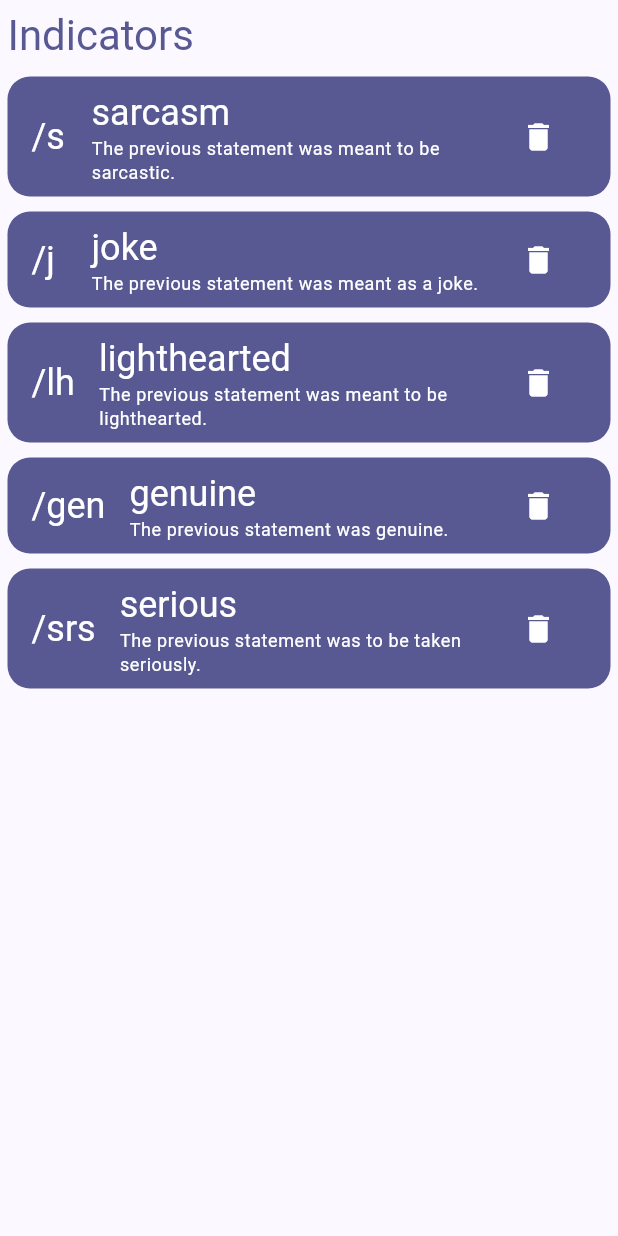
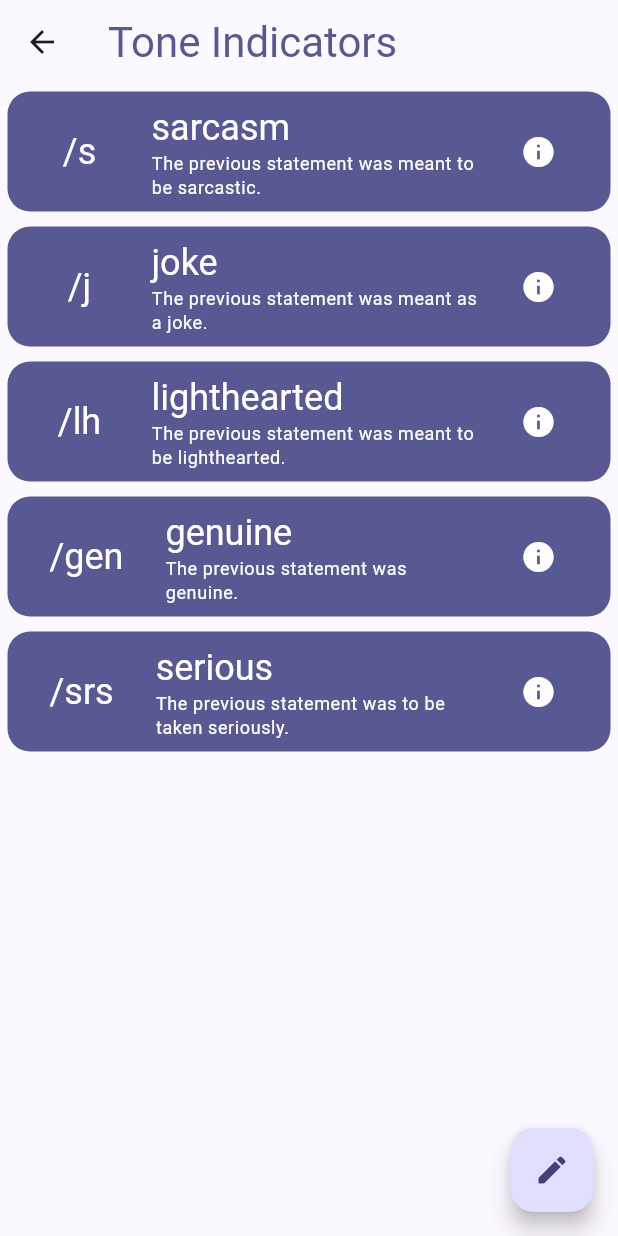
Before and after one commit to nick75g/toneindicators, a Flutter app: the screen it shows after launch, on a phone screen of 412 x 824 dp. Run offline on Flutter 3.47's test engine with Material 3 defaults, Android fonts, the phone set to English and light mode, and no system bars; our stand-ins replace sqflite; accounts and stored records are empty.

Commit message:
Major Changes
Created FullScreen, FloatingActionButton (which does something on every screen), extracted ToneCard into own Widget, started creating EditScreen

```diff
--- a/lib/main.dart
+++ b/lib/main.dart
@@ -9,7 +9,7 @@ var testData = {
   "/lh": ["lighthearted", "The previous statement was meant to be lighthearted."],
   "/gen": ["genuine", "The previous statement was genuine."],
   "/srs": ["serious", "The previous statement was to be taken seriously."]
-};
+}; //TODO: Replace with sqflite stuff
 
 void main() {
   runApp(MyApp());
@@ -36,6 +36,8 @@ class MyApp extends StatelessWidget {
 
 class MyAppState extends ChangeNotifier {
   Map indicators = testData; //replace testData with {} for test
+  var selectedIndex = 0;
+  var currentTag = "";
 
   void addIndicator(tag, name, desc) {
     indicators[tag] = [name, desc];
@@ -47,6 +49,15 @@ class MyAppState extends ChangeNotifier {
     notifyListeners();
   }
 
+  void changeIndex(i) {
+    selectedIndex = i;
+    notifyListeners();
+  }
+
+  Widget fullScreen(tag) {
+    return FullScreen(tag: tag);
+  }
+
 }
 
 class MyHomePage extends StatefulWidget {
@@ -56,65 +67,153 @@ class MyHomePage extends StatefulWidget {
 
 class _MyHomePageState extends State<MyHomePage> {
 
-  var selectedIndex = 0;
-
   @override
   Widget build(BuildContext context) {
+    var appState = context.watch<MyAppState>();
+    var tag = appState.currentTag;
+    var index = appState.selectedIndex;
 
     Widget page;
-    switch (selectedIndex) {
+    Icon icon;
+    switch (index) {
       case 0:
         page = GeneratorPage();
+        icon = Icon(Icons.edit);
       case 1:
-        page = Placeholder();
+        page = FullScreen(tag: tag);
+        icon = Icon(Icons.arrow_back);
+      case 2:
+        page = EditScreen(tag: tag);
+        icon = Icon(Icons.check);
       default:
-        throw UnimplementedError('no widget for $selectedIndex');
+        throw UnimplementedError('no widget for $index');
+    }
 
-    }
+    final theme = Theme.of(context);
+    final titlestyle = theme.textTheme.headlineMedium!.copyWith(color: theme.colorScheme.primary);
 
     return LayoutBuilder(
       builder: (context, constraints) {
         return Scaffold(
-          body: GeneratorPage(),
+          body: page,
+          appBar: AppBar( //TODO: Conditional AppBar when in FullScreen widget
+            leading: IconButton(onPressed: () {
+
+            }, icon: Icon(Icons.arrow_back)),
+            title: Text("Tone Indicators", style: titlestyle),
+          ),
+          floatingActionButton: FloatingActionButton(onPressed: () {
+            if (index == 1) {
+              appState.changeIndex(0); //TODO: Fully implement Button
+            }
+          },
+          child: icon,
+          ),
         );
       }
     );
   }
 }
 
+class GeneratorPage extends StatelessWidget {
+  @override
+  Widget build(BuildContext context) {
+    var appState = context.watch<MyAppState>();
+    final ind = appState.indicators;
 
-class GeneratorPage extends StatelessWidget {
+    return Center(
+      child: ListView(
+        children: [
+          for (var i in ind.entries)
+            ToneCard(titleText: i.value[0], subText: i.value[1], toneTag: i.key)
+        ],
+      )
+    );
+  }
+}
+
+class ToneCard extends StatefulWidget {
+
+  final String titleText;
+  final String subText;
+  final String toneTag;
+
+  const ToneCard({required this.titleText, required this.subText, required this.toneTag});
+
+  @override
+  State<ToneCard> createState() => _ToneCardState();
+}
+
+class _ToneCardState extends State<ToneCard> {
   @override
   Widget build(BuildContext context) {
     final theme = Theme.of(context);
     final leadstyle = theme.textTheme.headlineSmall!.copyWith(color: theme.colorScheme.onPrimary);
     final substyle = theme.textTheme.bodySmall!.copyWith(color: theme.colorScheme.onPrimary);
-    final titlestyle = theme.textTheme.headlineMedium!.copyWith(color: theme.colorScheme.primary);
     var appState = context.watch<MyAppState>();
-    var ind = appState.indicators;
+
+    return Padding(
+      padding: const EdgeInsets.all(5.0),
+      child: ListTile(
+        tileColor: theme.colorScheme.primary,
+        title: Text(widget.titleText, style: leadstyle),
+        subtitle: Text(widget.subText, style: substyle),
+        leading: TextButton(onPressed: () {setState(() {
+          appState.currentTag = widget.toneTag; appState.changeIndex(1);
+        });}, child: Text(widget.toneTag, style: leadstyle)),
+        trailing: IconButton(onPressed: () {appState.removeIndicator(widget.toneTag);}, icon: Icon(Icons.info, color: theme.colorScheme.onPrimary),),
+        shape: RoundedRectangleBorder(
+          borderRadius: BorderRadius.circular(15.0)
+        ),
+      ),
+    );
+  }
+}
+
+class EditScreen extends StatelessWidget {
+  final String tag;
+
+  const EditScreen({required this.tag});
+
+  @override
+  Widget build(BuildContext context) {
+    var appState = context.watch<MyAppState>();
+
+    return Placeholder(); //TODO: Implement EditScreen and NewTagScreen
+  }
+}
+
+class FullScreen extends StatelessWidget {
+  final String tag;
+
+  const FullScreen({required this.tag});
+
+  @override
+  Widget build(BuildContext context) {
+    final theme = Theme.of(context);
+    final cardColor = theme.colorScheme.primary;
+    final style = theme.textTheme.displayLarge!.copyWith(color: theme.colorScheme.onPrimary);
 
     return Center(
-      child: ListView(
-        children: [
-          Padding(
-            padding: const EdgeInsets.all(5.0),
-            child: Text("Indicators", style: titlestyle),
-          ),
-          for (var i in ind.entries)
-            Padding(
-              padding: const EdgeInsets.all(5.0),
-              child: ListTile(
-                tileColor: theme.colorScheme.primary,
-                title: Text(i.value[0], style: leadstyle),
-                subtitle: Text(i.value[1], style: substyle),
-                leading: Text(i.key, style: leadstyle),
-                trailing: IconButton(onPressed: () {appState.removeIndicator(i.key);}, icon: Icon(Icons.delete, color: theme.colorScheme.onPrimary),),
-                shape: RoundedRectangleBorder(
-                  borderRadius: BorderRadius.circular(15.0)
+      child: Container(
+        padding: const EdgeInsets.all(5.0),
+        width: MediaQuery.sizeOf(context).width,
+        height: MediaQuery.sizeOf(context).height,
+        child: Card(
+          color: cardColor,
+          child: FittedBox(
+            fit: BoxFit.contain,
+            child: Padding(
+              padding: const EdgeInsets.all(12.0),
+              child: FittedBox(
+                fit: BoxFit.contain,
+                child: Text(tag,
+                  style: style,
                 ),
               ),
-            )
-        ],
+            ),
+          ),
+        ),
       )
     );
   }
```
